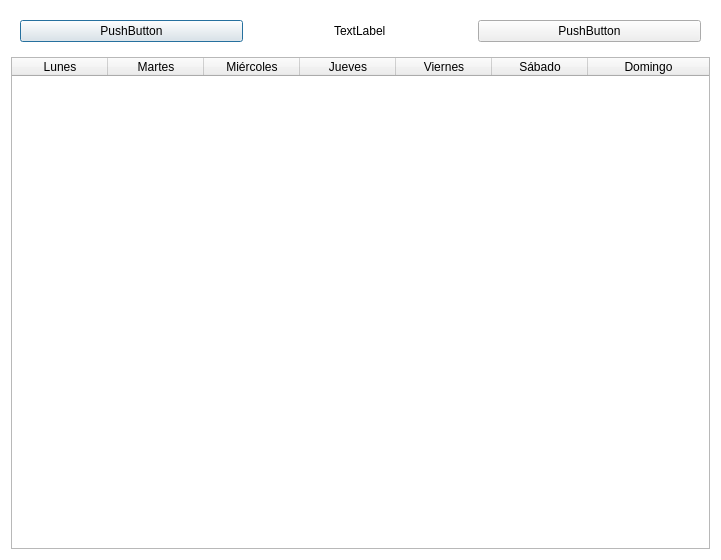
Old version of the form View/ventanaAgenda.ui in the repository BermudezK/consultsoft.
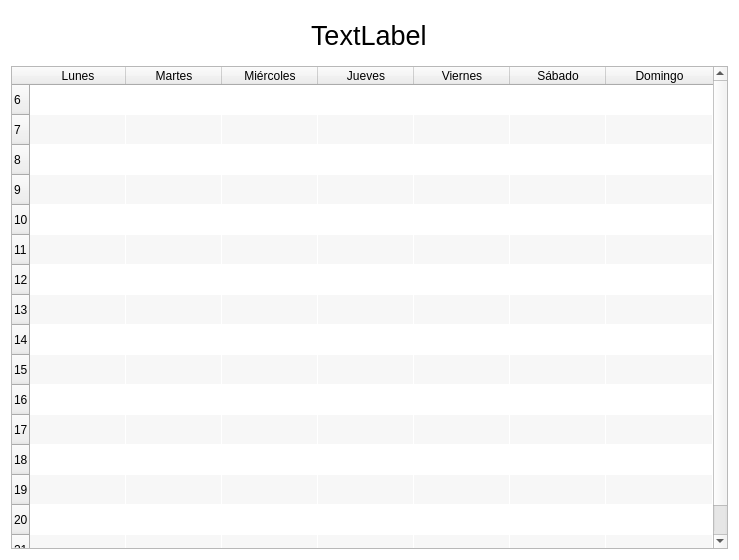
New version of the form. Icons and pictures are not drawn.

What changed in the file:
```diff
--- a/View/ventanaAgenda.ui
+++ b/View/ventanaAgenda.ui
@@ -6,7 +6,7 @@
    <rect>
     <x>0</x>
     <y>0</y>
-    <width>721</width>
+    <width>739</width>
     <height>560</height>
    </rect>
   </property>
@@ -24,44 +24,31 @@
 	background: white;
 }
 
-QWidget{
-	width:auto;
+#pb_left, #pb_right{
+	width: auto;
+	border: 0px;
+	max-width: 40px;
+	min-width: 40px;
+	max-height: 40px;
+}
+#l_mont{
+	size:20px;
 }</string>
   </property>
   <layout class="QGridLayout" name="gridLayout">
-   <item row="0" column="0">
-    <widget class="QWidget" name="widget" native="true">
-     <layout class="QGridLayout" name="gridLayout_2">
-      <item row="0" column="0">
-       <widget class="QPushButton" name="pb_right">
-        <property name="text">
-         <string>PushButton</string>
-        </property>
-       </widget>
-      </item>
-      <item row="0" column="2">
-       <widget class="QPushButton" name="pb_left">
-        <property name="text">
-         <string>PushButton</string>
-        </property>
-       </widget>
-      </item>
-      <item row="0" column="1" alignment="Qt::AlignHCenter">
-       <widget class="QLabel" name="l_month">
-        <property name="text">
-         <string>TextLabel</string>
-        </property>
-       </widget>
-      </item>
-     </layout>
-    </widget>
-   </item>
    <item row="1" column="0">
     <widget class="QTableWidget" name="agenda">
      <property name="styleSheet">
       <string notr="true">.QPushButton {
-	width: auto;
+	min-height: auto;
 	border:none;
+	text-align:center;
+	background-color:#00796b;
+	color: #FFFFFF
+}
+.QPushButton:hover{
+	background-color:#4db6ac;
+	color: #000000;
 }</string>
      </property>
      <property name="editTriggers">
@@ -70,9 +57,24 @@
      <property name="alternatingRowColors">
       <bool>true</bool>
      </property>
+     <property name="iconSize">
+      <size>
+       <width>0</width>
+       <height>0</height>
+      </size>
+     </property>
+     <property name="verticalScrollMode">
+      <enum>QAbstractItemView::ScrollPerItem</enum>
+     </property>
      <property name="gridStyle">
       <enum>Qt::NoPen</enum>
      </property>
+     <property name="sortingEnabled">
+      <bool>false</bool>
+     </property>
+     <property name="wordWrap">
+      <bool>true</bool>
+     </property>
      <attribute name="horizontalHeaderCascadingSectionResizes">
       <bool>false</bool>
      </attribute>
@@ -85,6 +87,86 @@
      <attribute name="horizontalHeaderStretchLastSection">
       <bool>true</bool>
      </attribute>
+     <row>
+      <property name="text">
+       <string>6</string>
+      </property>
+     </row>
+     <row>
+      <property name="text">
+       <string>7</string>
+      </property>
+     </row>
+     <row>
+      <property name="text">
+       <string>8</string>
+      </property>
+     </row>
+     <row>
+      <property name="text">
+       <string>9</string>
+      </property>
+     </row>
+     <row>
+      <property name="text">
+       <string>10</string>
+      </property>
+     </row>
+     <row>
+      <property name="text">
+       <string>11</string>
+      </property>
+     </row>
+     <row>
+      <property name="text">
+       <string>12</string>
+      </property>
+     </row>
+     <row>
+      <property name="text">
+       <string>13</string>
+      </property>
+     </row>
+     <row>
+      <property name="text">
+       <string>14</string>
+      </property>
+     </row>
+     <row>
+      <property name="text">
+       <string>15</string>
+      </property>
+     </row>
+     <row>
+      <property name="text">
+       <string>16</string>
+      </property>
+     </row>
+     <row>
+      <property name="text">
+       <string>17</string>
+      </property>
+     </row>
+     <row>
+      <property name="text">
+       <string>18</string>
+      </property>
+     </row>
+     <row>
+      <property name="text">
+       <string>19</string>
+      </property>
+     </row>
+     <row>
+      <property name="text">
+       <string>20</string>
+      </property>
+     </row>
+     <row>
+      <property name="text">
+       <string>21</string>
+      </property>
+     </row>
      <column>
       <property name="text">
        <string>Lunes</string>
@@ -120,6 +202,66 @@
        <string>Domingo</string>
       </property>
      </column>
+     <item row="0" column="0">
+      <property name="text">
+       <string/>
+      </property>
+      <property name="textAlignment">
+       <set>AlignCenter</set>
+      </property>
+     </item>
+    </widget>
+   </item>
+   <item row="0" column="0">
+    <widget class="QWidget" name="widget" native="true">
+     <layout class="QGridLayout" name="gridLayout_2">
+      <item row="0" column="0" alignment="Qt::AlignHCenter">
+       <widget class="QPushButton" name="pb_right">
+        <property name="text">
+         <string/>
+        </property>
+        <property name="icon">
+         <iconset>
+          <normaloff>../icons/left-chevron.svg</normaloff>../icons/left-chevron.svg</iconset>
+        </property>
+        <property name="iconSize">
+         <size>
+          <width>40</width>
+          <height>40</height>
+         </size>
+        </property>
+       </widget>
+      </item>
+      <item row="0" column="1" alignment="Qt::AlignHCenter">
+       <widget class="QLabel" name="l_month">
+        <property name="font">
+         <font>
+          <pointsize>20</pointsize>
+         </font>
+        </property>
+        <property name="text">
+         <string>TextLabel</string>
+        </property>
+       </widget>
+      </item>
+      <item row="0" column="2" alignment="Qt::AlignHCenter">
+       <widget class="QPushButton" name="pb_left">
+        <property name="text">
+         <string/>
+        </property>
+        <property name="icon">
+         <iconset>
+          <normaloff>../icons/right-chevron.svg</normaloff>../icons/right-chevron.svg</iconset>
+        </property>
+        <property name="iconSize">
+         <size>
+          <width>40</width>
+          <height>40</height>
+         </size>
+        </property>
+       </widget>
+      </item>
+     </layout>
     </widget>
    </item>
   </layout>
```
Left out of the diff: 3 changed lines with no effect on the pictures.
